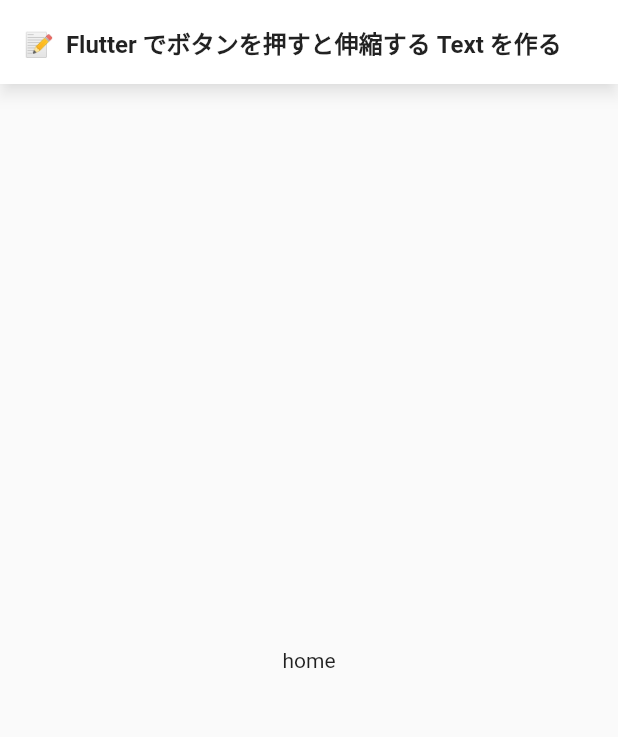
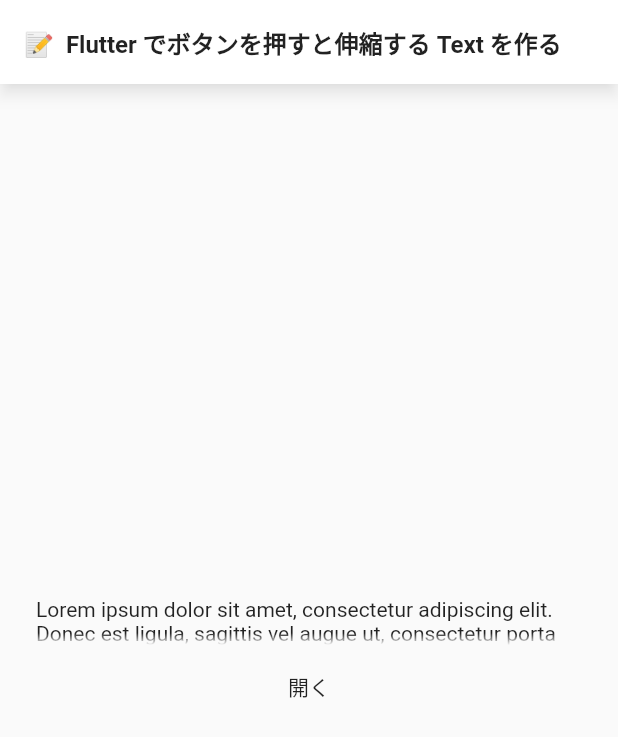
Before and after one commit to hayabusabusa/zenn_expandable_text_sample, a Flutter app: the screen it shows after launch, on a phone screen of 412 x 824 dp. Shown: the top 737 px of the screen. Run offline on Flutter 3.47's test engine with Material 2 defaults, Android fonts, the phone set to English and light mode, and no system bars.

Commit message:
Add expandable text widget

```diff
--- a/lib/screens/home_screen.dart
+++ b/lib/screens/home_screen.dart
@@ -1,4 +1,6 @@
 import 'package:flutter/material.dart';
+
+import 'package:zenn_expandable_text_sample/widgets/widgets.dart';
 
 class HomeScreen extends StatelessWidget {
   @override
@@ -18,8 +20,14 @@ class HomeScreen extends StatelessWidget {
           ),
         ),
       ),
-      body: Center(
-        child: Text('home'),
+      body: Padding(
+        padding: const EdgeInsets.symmetric(horizontal: 24.0),
+        child: Center(
+          child: ExpandableText(
+            'Lorem ipsum dolor sit amet, consectetur adipiscing elit. Donec est ligula, sagittis vel augue ut, consectetur porta est. Aliquam in ante facilisis, volutpat diam in, elementum quam. Pellentesque consectetur, ante a scelerisque tempus, purus nibh cursus nisl, id vulputate justo turpis vitae odio.',
+            maxLines: 2,
+          ),
+        ),
       ),
     );
   }
--- /dev/null
+++ b/lib/widgets/expandable_text.dart
@@ -0,0 +1,66 @@
+import 'package:flutter/material.dart';
+
+class ExpandableText extends StatefulWidget {
+  const ExpandableText(
+    this.data, {
+      Key key,
+      this.maxLines = 3,
+      this.textOverflow = TextOverflow.fade,
+      this.style,
+    }
+  ): super(key: key);
+
+  final String data;
+  final int maxLines;
+  final TextOverflow textOverflow;
+  final TextStyle style;
+
+  @override
+  _ExpandableTextState createState() => _ExpandableTextState();
+}
+
+class _ExpandableTextState extends State<ExpandableText> with SingleTickerProviderStateMixin {
+  bool _isExpanded = false;
+
+  @override
+  Widget build(BuildContext context) {
+    return LayoutBuilder(builder: (_, constraints) {
+      final textStyle = widget.style ?? DefaultTextStyle.of(context).style;
+      final textSpan = TextSpan(text: widget.data, style: textStyle);
+      final textPainter = TextPainter(text: textSpan, textDirection: TextDirection.ltr, maxLines: widget.maxLines);
+
+      textPainter.layout(maxWidth: constraints.maxWidth);
+
+      if (textPainter.didExceedMaxLines) {
+        return Column(
+          mainAxisSize: MainAxisSize.min,
+          children: [
+            Text(
+              widget.data,
+              style: textStyle,
+              overflow: widget.textOverflow,
+              maxLines: _isExpanded ? null : widget.maxLines,
+            ),
+            const SizedBox(height: 4.0,),
+            FlatButton(
+              onPressed: () {
+                setState(() {
+                  _isExpanded = !_isExpanded;
+                });
+              },
+              child: Text(
+                _isExpanded ? '閉じる' : '開く'
+              ),
+            )
+          ],
+        );
+      } else {
+        return Text(
+          widget.data,
+          style: textStyle,
+          maxLines: widget.maxLines,
+        );
+      }
+    });
+  }
+}
--- a/lib/widgets/widgets.dart
+++ b/lib/widgets/widgets.dart
@@ -0,0 +1 @@
+export './expandable_text.dart';
```
